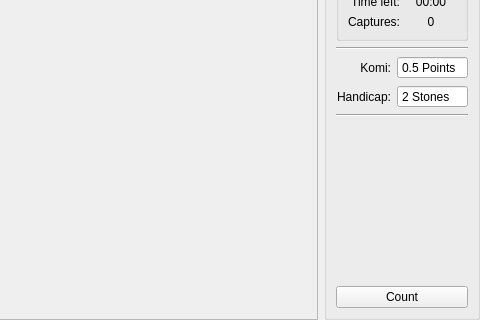
Old version of the form src/gui/screens/gamescreen.ui in the repository KDE/kigo; both pictures show x 194 to 674 and y 261 to 581 of the 674 by 581 pixel window.
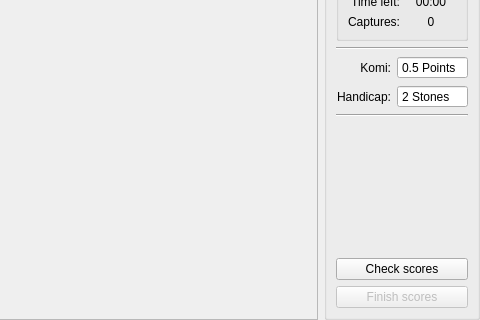
New version of the form. Custom widgets are drawn as their Qt base class.

The edit to the form file:
```diff
--- a/src/gui/screens/gamescreen.ui
+++ b/src/gui/screens/gamescreen.ui
@@ -177,7 +177,7 @@
       <item row="11" column="0" colspan="2" >
        <widget class="KPushButton" name="countButton" >
         <property name="text" >
-         <string>Count</string>
+         <string>Check scores</string>
         </property>
        </widget>
       </item>
@@ -357,6 +357,16 @@
         </layout>
        </widget>
       </item>
+      <item row="12" column="0" colspan="2" >
+       <widget class="KPushButton" name="finishButton" >
+        <property name="enabled" >
+         <bool>false</bool>
+        </property>
+        <property name="text" >
+         <string>Finish scores</string>
+        </property>
+       </widget>
+      </item>
      </layout>
     </widget>
    </item>
```
Left out of the diff: 4 changed lines with no effect on the pictures.
